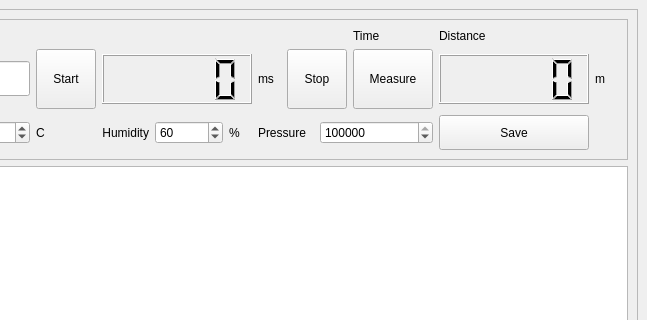
This is ui/distance_measure_app_ui.ui in Imran2205/DistanceMeasure as Qt 5 draws it before an edit; both pictures show x 153 to 800 and y 0 to 320 of the 800 by 600 pixel window. The edited form follows.
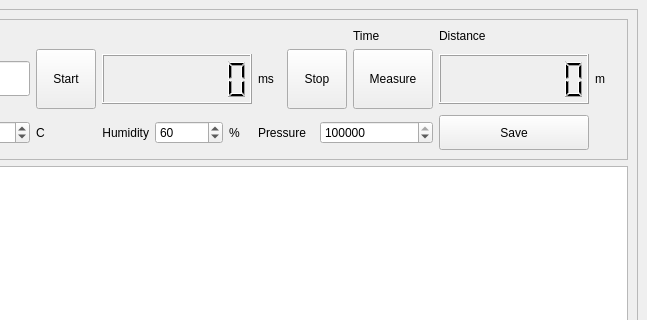
This is the edited form.

```diff
--- a/ui/distance_measure_app_ui.ui
+++ b/ui/distance_measure_app_ui.ui
@@ -127,6 +127,9 @@
             <property name="smallDecimalPoint">
              <bool>false</bool>
             </property>
+            <property name="digitCount">
+             <number>7</number>
+            </property>
             <property name="value" stdset="0">
              <double>0.000000000000000</double>
             </property>
@@ -191,6 +194,9 @@
               <height>50</height>
              </size>
             </property>
+            <property name="digitCount">
+             <number>7</number>
+            </property>
            </widget>
           </item>
           <item row="1" column="11">
```
